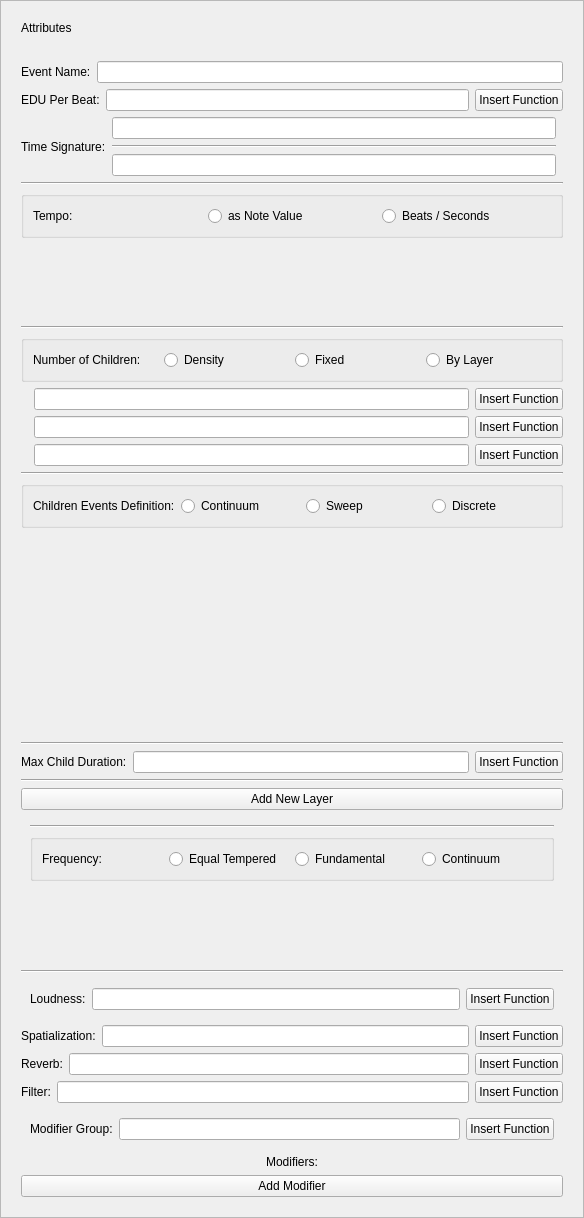
passyur/DISSCO-2.2.0, file LASSIE/src/UI/Attributes.ui: the form before one commit.
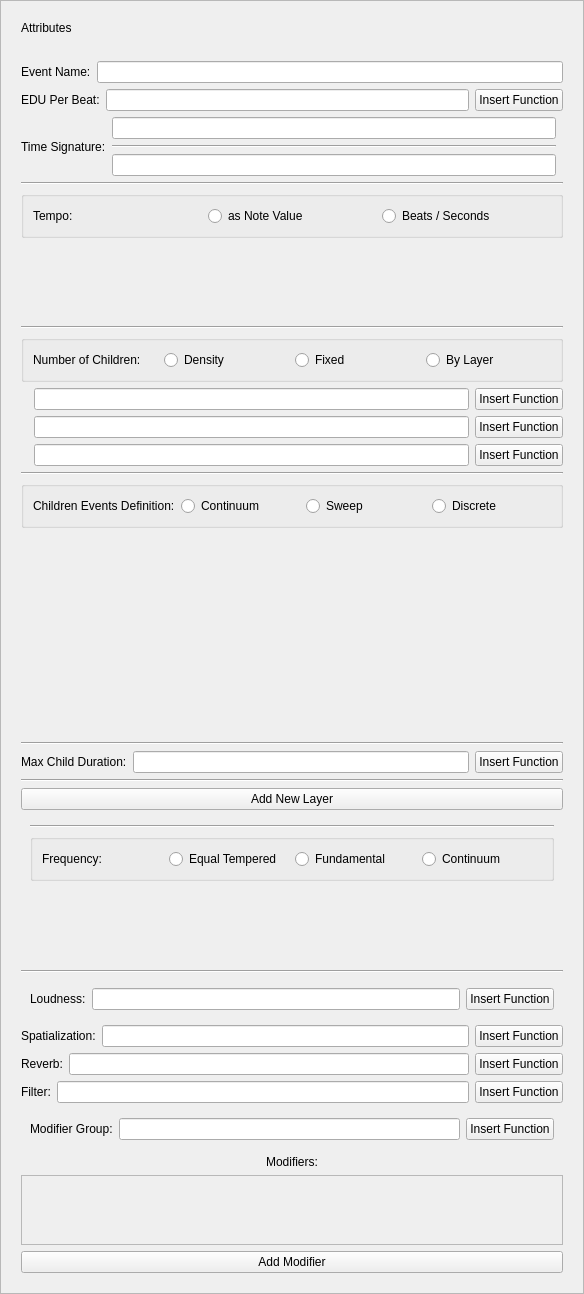
The form after the commit. The open tabs and pages were chosen to show the change.

Patch:
```diff
--- a/LASSIE/src/UI/Attributes.ui
+++ b/LASSIE/src/UI/Attributes.ui
@@ -910,6 +910,18 @@
                                 <property name="alignment"><set>Qt::AlignCenter</set></property>
                                 </widget>
                             </item>
+                            <item>
+                            <widget class="QScrollArea" name="modScrollWindow">
+                                <property name="minimumHeight"><number>450</number></property>
+                                <property name="maximumHeight"><number>450</number></property>
+                                <property name="widgetResizable"><bool>true</bool></property>
+                                <widget class="QWidget" name="modScrollWindowContent">     
+                                    <layout class="QVBoxLayout" name="modScrollWindowLayout">    
+                                        <!-- Modifiers.ui -->
+                                    </layout>    
+                                </widget>
+                            </widget>
+                            </item>      
                             <item>
                                 <widget class="QPushButton" name="addModifierButton">
                                 <property name="text">
```
